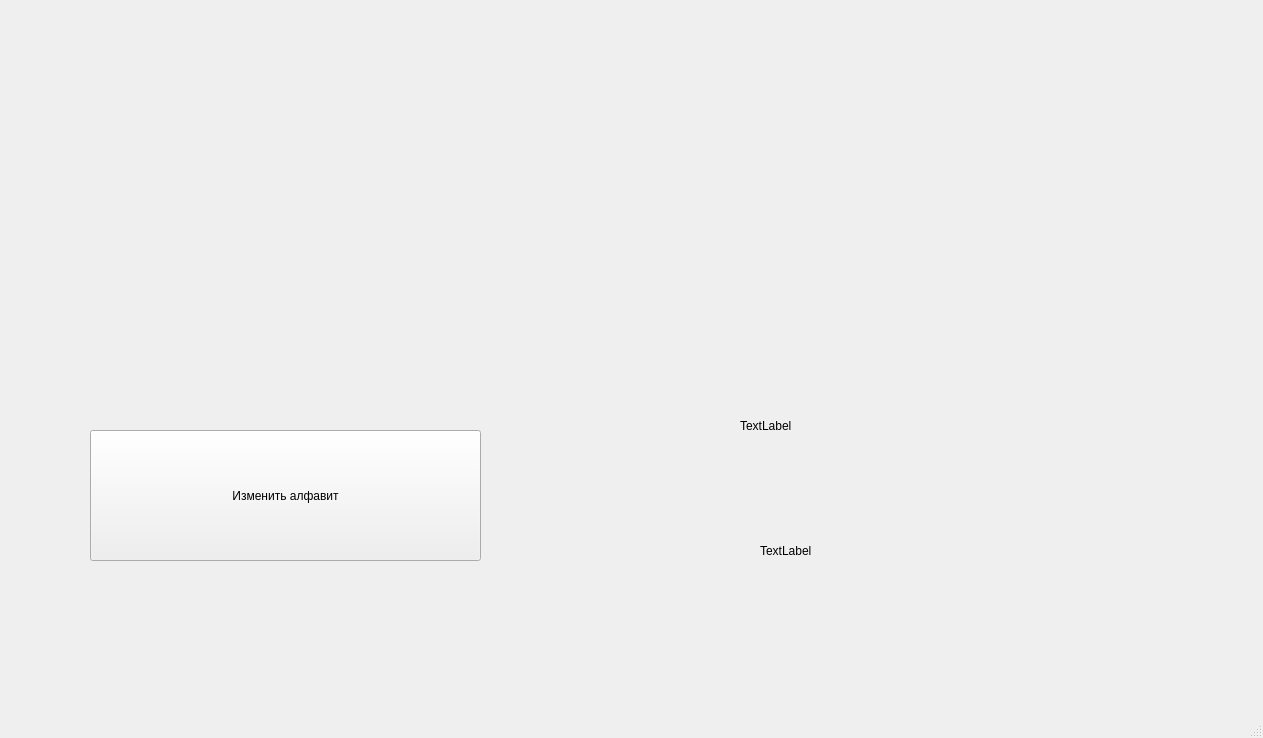
Githu228i/MTpraks, file Mtprak/mainwindow.ui: the form before one commit.
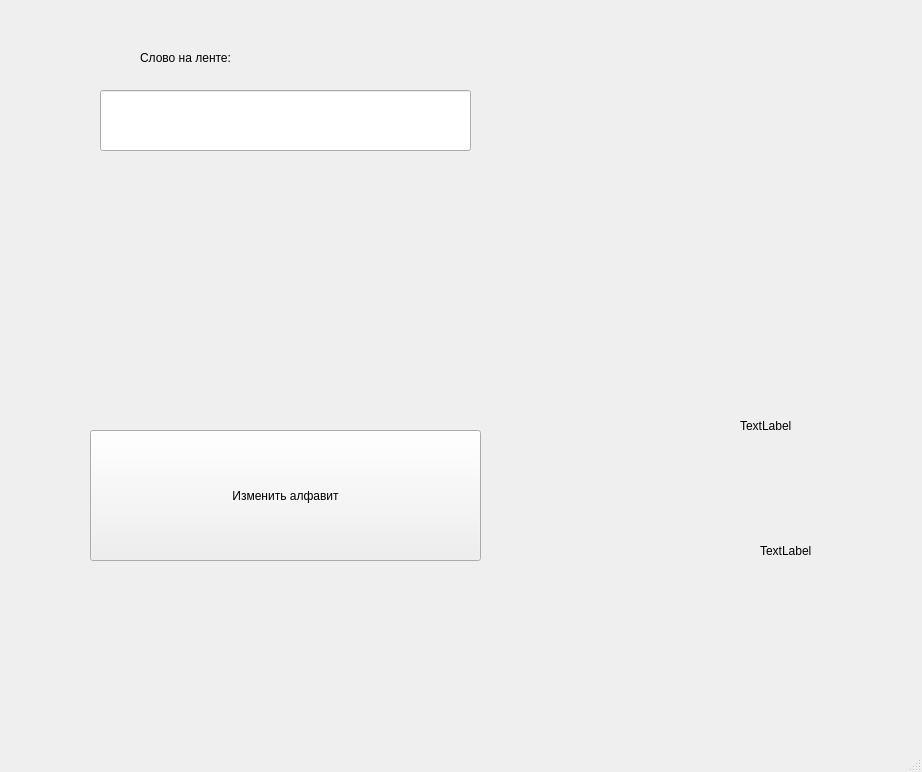
The form after the commit.

Commit message: Entering Word

Patch:
```diff
--- a/Mtprak/mainwindow.ui
+++ b/Mtprak/mainwindow.ui
@@ -6,8 +6,8 @@
    <rect>
     <x>0</x>
     <y>0</y>
-    <width>1263</width>
-    <height>738</height>
+    <width>922</width>
+    <height>772</height>
    </rect>
   </property>
   <property name="windowTitle">
@@ -53,6 +53,29 @@
      <string>TextLabel</string>
     </property>
    </widget>
+   <widget class="QLineEdit" name="WordEnter">
+    <property name="geometry">
+     <rect>
+      <x>100</x>
+      <y>90</y>
+      <width>371</width>
+      <height>61</height>
+     </rect>
+    </property>
+   </widget>
+   <widget class="QLabel" name="WordOnText">
+    <property name="geometry">
+     <rect>
+      <x>140</x>
+      <y>50</y>
+      <width>251</width>
+      <height>16</height>
+     </rect>
+    </property>
+    <property name="text">
+     <string>Слово на ленте:</string>
+    </property>
+   </widget>
   </widget>
   <widget class="QMenuBar" name="menubar">
    <property name="geometry">
```
Left out of the diff: 2 changed lines with no effect on the pictures. The commit also changes 9 other files.
